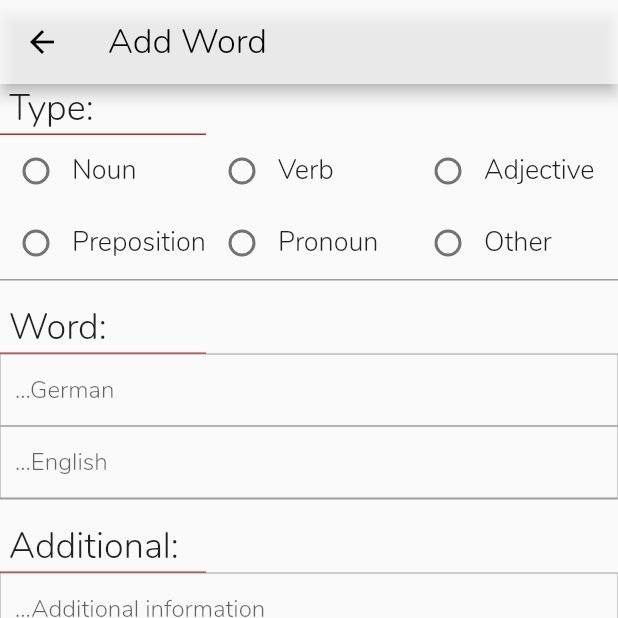
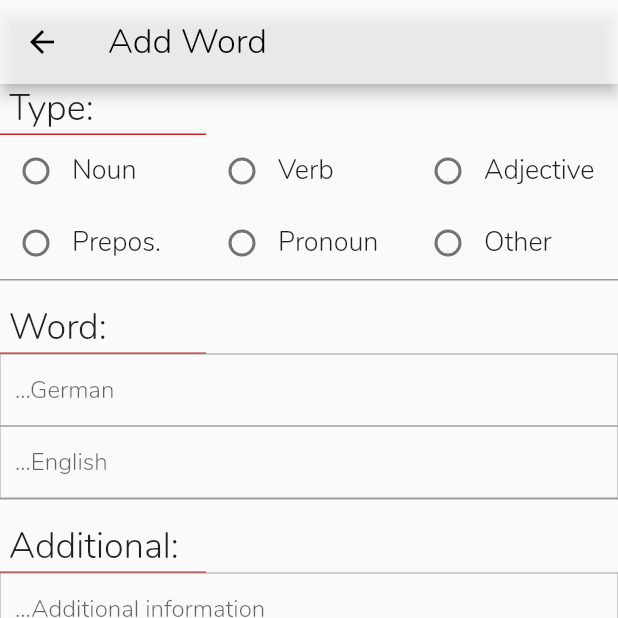
Before and after one commit to yannik-st/German-app, a Flutter app: the AddWord screen opened directly with empty values, on a phone screen of 412 x 824 dp, the top half of it. Run offline on Flutter 3.47's test engine with Material 2 defaults, Android fonts, the phone set to English and light mode, and no system bars; our stand-ins replace flutter_tts, shared_preferences, sqflite; accounts and stored records are empty.

Commit message:
fix visual bug in add_word

```diff
--- a/german_app/lib/AddWord.dart
+++ b/german_app/lib/AddWord.dart
@@ -348,7 +348,7 @@ class _AddWord extends State<AddWord> {
                           });
                         },
                       ),
-                      Text('Preposition'),
+                      Text('Prepos.'),
                     ],
                   ),
                 ),
--- a/german_app/lib/Lectures/L1/P4.dart
+++ b/german_app/lib/Lectures/L1/P4.dart
@@ -8,7 +8,7 @@ import 'package:german_app/Lectures/LectureTools.dart';
 class P4 extends StatelessWidget {
   P4();
 
-  final List<String> en = ['the man', 'the woman', 'the children', 'the apple', 'the person', 'the girl'];
+  final List<String> en = ['the man', 'the woman', 'the child', 'the apple', 'the person', 'the girl'];
   final List<String> de = ['der Mann', 'die Frau', 'das Kind', 'der Apfel', 'die Person', 'das Mädchen'];
   final List<String> de_else = ['die Männer', 'die Frauen', 'die Kinder', 'die Äpfel', 'die Personen', 'die Mädchen'];
 
--- a/german_app/lib/todo.txt
+++ b/german_app/lib/todo.txt
@@ -1,6 +1,7 @@
 TO DO:
+
+line 112 in deck_menu: XXX todo: FIRST WE HAVE TO DELETE ALL WORDS IN THE DB WITH deck==deletedDeck otherwise they will be there for ever
 
 - Visualize in which deck we are after pressing some deck.. (in the "words" menu and so on)
 
-
 - come up with infrastrukture to change db entries - some time I'll need it
```
